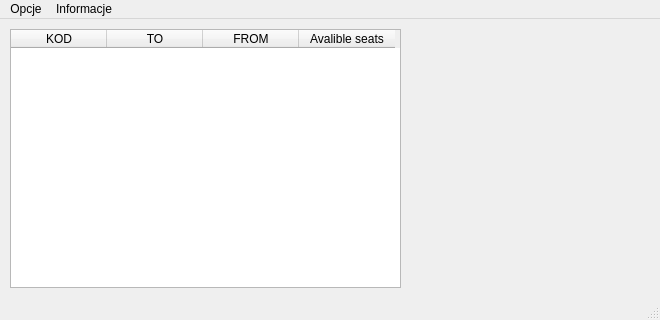
The window that mainwindow.ui (Tmroz21/RRS) describes before a commit, drawn with Qt 5.
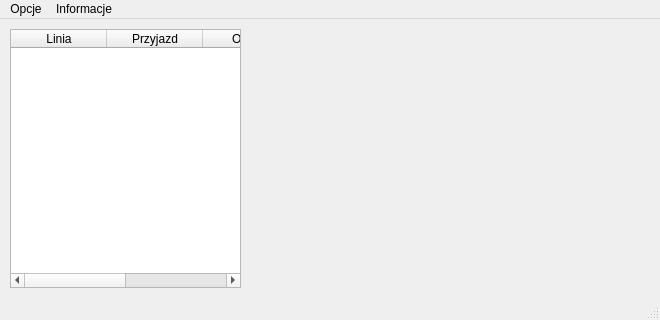
The same window after the commit.

```diff
--- a/mainwindow.ui
+++ b/mainwindow.ui
@@ -19,7 +19,7 @@
      <rect>
       <x>10</x>
       <y>10</y>
-      <width>391</width>
+      <width>231</width>
       <height>259</height>
      </rect>
     </property>
@@ -32,6 +32,12 @@
     <property name="tabletTracking">
      <bool>false</bool>
     </property>
+    <property name="lineWidth">
+     <number>1</number>
+    </property>
+    <attribute name="horizontalHeaderCascadingSectionResizes">
+     <bool>false</bool>
+    </attribute>
     <attribute name="horizontalHeaderDefaultSectionSize">
      <number>96</number>
     </attribute>
@@ -40,22 +46,22 @@
     </attribute>
     <column>
      <property name="text">
-      <string>KOD</string>
+      <string>Linia</string>
      </property>
     </column>
     <column>
      <property name="text">
-      <string>TO</string>
+      <string>Przyjazd</string>
      </property>
     </column>
     <column>
      <property name="text">
-      <string>FROM</string>
+      <string>Odjazd</string>
      </property>
     </column>
     <column>
      <property name="text">
-      <string>Avalible seats</string>
+      <string>Miejsca</string>
      </property>
     </column>
    </widget>
```
